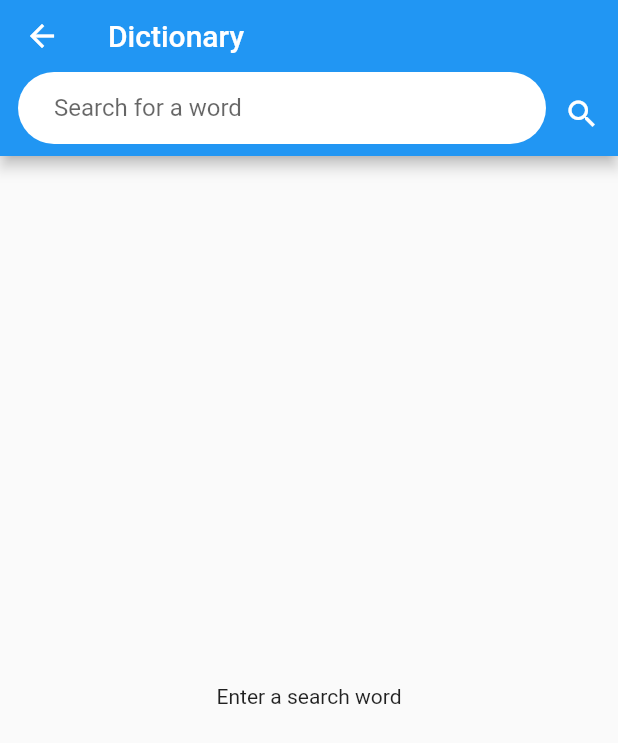
After one commit to Apearson75/english-helper, a Flutter app: the Dictionary screen opened directly, on a phone screen of 412 x 824 dp. The commit adds this screen. Shown: the top 743 px of the screen. Run offline on Flutter 3.47's test engine with Material 2 defaults, Android fonts, the phone set to English and light mode, and no system bars; our stand-ins replace google_fonts; missing offline and left inert: english_techniques, requests.

Commit message:
added dictionary

```diff
--- a/lib/main.dart
+++ b/lib/main.dart
@@ -1,5 +1,7 @@
 import 'package:flutter/material.dart';
 import 'package:english_techniques/english_techniques.dart' as english;
+import 'package:google_fonts/google_fonts.dart';
+import 'package:requests/requests.dart';
 
 import 'widgets/Drawer.dart';
 
@@ -76,7 +78,7 @@ class _MyHomePageState extends State<MyHomePage> {
       appBar: AppBar(
         // Here we take the value from the MyHomePage object that was created by
         // the App.build method, and use it to set our appbar title.
-        title: Text(widget.title),
+        title: Text(widget.title, style: GoogleFonts.nunito()),
       ),
       drawer: HomeDrawer(),
       body: Center(
@@ -101,7 +103,7 @@ class _MyHomePageState extends State<MyHomePage> {
           children: <Widget>[
             Text(
               simile,
-              style: Theme.of(context).textTheme.headline4,
+              style: GoogleFonts.nunito(textStyle: Theme.of(context).textTheme.headline4,),
             ),
           ],
         ),
--- a/lib/states/checkQuote.dart
+++ b/lib/states/checkQuote.dart
@@ -9,10 +9,8 @@ class CheckQuote extends StatefulWidget {
 }
 
 class _CheckQuoteState extends State<CheckQuote> {
-
   final _quoteController = TextEditingController();
   String technique = 'Type a quote in the box to check the technique.';
-
   // void to check the quote using english.Techniques().
   void checkQuote(quote) {
     setState(() {
--- /dev/null
+++ b/lib/states/dictionary.dart
@@ -0,0 +1,134 @@
+import 'dart:async';
+import 'dart:convert';
+
+import 'package:flutter/material.dart';
+import 'package:http/http.dart';
+
+
+class Dictionary extends StatefulWidget {
+  @override
+  _DictionaryState createState() => _DictionaryState();
+}
+
+class _DictionaryState extends State<Dictionary> {
+  String _url = "https://owlbot.info/api/v4/dictionary/";
+  String _token = "8190a9d0ad28cd438eec62be55b309253341dea7";
+
+  TextEditingController _controller = TextEditingController();
+
+  StreamController? _streamController;
+  Stream? _stream;
+
+  Timer? _debounce;
+
+  _search() async {
+    if (_controller.text == null || _controller.text.length == 0) {
+      _streamController?.add(null);
+      return;
+    }
+
+    _streamController?.add("waiting");
+    Response response = await get(Uri.parse(_url + _controller.text.trim()), headers: {"Authorization": "Token " + _token});
+    _streamController?.add(json.decode(response.body));
+  }
+
+  @override
+  void initState() {
+    super.initState();
+
+    _streamController = StreamController();
+    _stream = _streamController?.stream;
+  }
+
+  @override
+  Widget build(BuildContext context) {
+    return Scaffold(
+      appBar: AppBar(
+        title: Text("Dictionary"),
+        bottom: PreferredSize(
+          preferredSize: Size.fromHeight(48.0),
+          child: Row(
+            children: <Widget>[
+              Expanded(
+                child: Container(
+                  margin: const EdgeInsets.only(left: 12.0, bottom: 8.0),
+                  decoration: BoxDecoration(
+                    color: Colors.white,
+                    borderRadius: BorderRadius.circular(24.0),
+                  ),
+                  child: TextFormField(
+                    onChanged: (String text) {
+                      if (_debounce?.isActive ?? false) _debounce?.cancel();
+                      _debounce = Timer(const Duration(milliseconds: 1000), () {
+                        _search();
+                      });
+                    },
+                    controller: _controller,
+                    decoration: InputDecoration(
+                      hintText: "Search for a word",
+                      contentPadding: const EdgeInsets.only(left: 24.0),
+                      border: InputBorder.none,
+                    ),
+                  ),
+                ),
+              ),
+              IconButton(
+                icon: Icon(
+                  Icons.search,
+                  color: Colors.white,
+                ),
+                onPressed: () {
+                  _search();
+                },
+              )
+            ],
+          ),
+        ),
+      ),
+      body: Container(
+        margin: const EdgeInsets.all(8.0),
+        child: StreamBuilder(
+          stream: _stream,
+          builder: (BuildContext ctx, AsyncSnapshot snapshot) {
+            if (snapshot.data == null) {
+              return Center(
+                child: Text("Enter a search word"),
+              );
+            }
+
+            if (snapshot.data == "waiting") {
+              return Center(
+                child: CircularProgressIndicator(),
+              );
+            }
+
+            return ListView.builder(
+              itemCount: snapshot.data["definitions"].length,
+              itemBuilder: (BuildContext context, int index) {
+                return ListBody(
+                  children: <Widget>[
+                    Container(
+                      color: Colors.grey[300],
+                      child: ListTile(
+                        leading: snapshot.data["definitions"][index]["image_url"] == null
+                            ? null
+                            : CircleAvatar(
+                                backgroundImage: NetworkImage(snapshot.data["definitions"][index]["image_url"]),
+                              ),
+                        title: Text(_controller.text.trim() + "(" + snapshot.data["definitions"][index]["type"] + ")"),
+                      ),
+                    ),
+                    Padding(
+                      padding: const EdgeInsets.all(8.0),
+                      child: Text(snapshot.data["definitions"][index]["definition"]),
+                    )
+                  ],
+                );
+              },
+            );
+          },
+        ),
+      ),
+    );
+  }
+}
--- a/pubspec.yaml
+++ b/pubspec.yaml
@@ -33,6 +33,8 @@ dependencies:
     git:
       url: https://github.com/Phoneguytech75/english_techniques_dart
       ref: master
+  requests: ^4.1.0
+  google_fonts: ^2.3.1
 
 
   # The following adds the Cupertino Icons font to your application.
```
Also changed, not shown: lib/states/personification.dart (added, +76 -0 lines), lib/widgets/Drawer.dart (+16 -0 lines), pubspec.lock.
